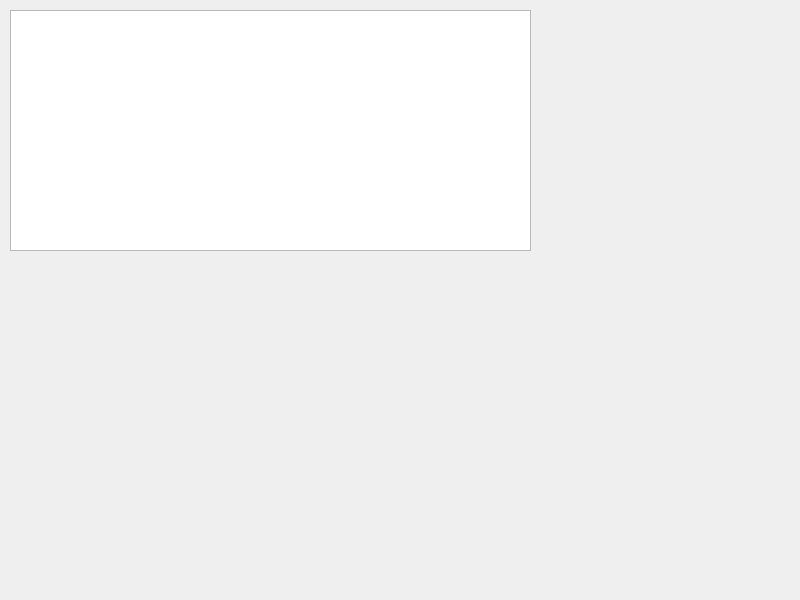
Above: dialog.ui from Grovety/SpiToWishbone before the change. Below: the same form after it.
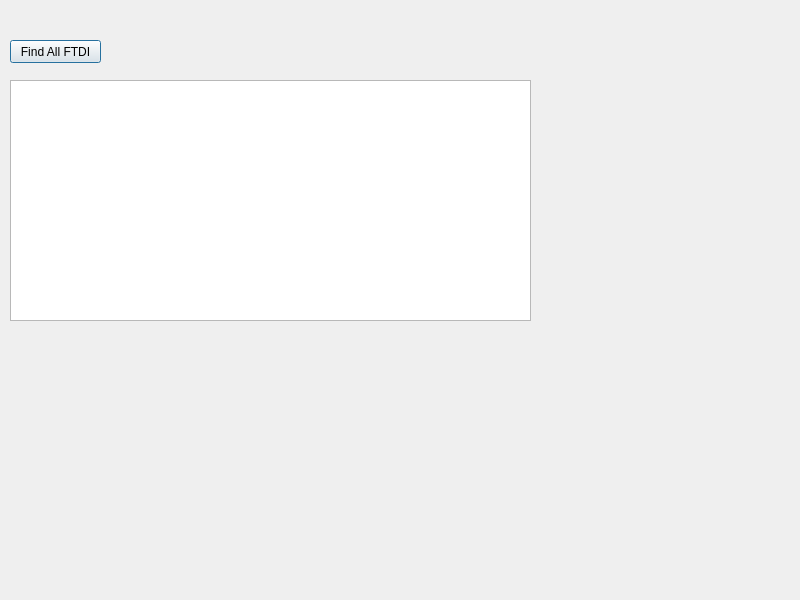
That is the form after the change.

The edit to the form file:
```diff
--- a/dialog.ui
+++ b/dialog.ui
@@ -17,12 +17,25 @@
    <property name="geometry">
     <rect>
      <x>10</x>
-     <y>10</y>
+     <y>80</y>
      <width>521</width>
      <height>241</height>
     </rect>
    </property>
   </widget>
+  <widget class="QPushButton" name="m_findAll">
+   <property name="geometry">
+    <rect>
+     <x>10</x>
+     <y>40</y>
+     <width>91</width>
+     <height>23</height>
+    </rect>
+   </property>
+   <property name="text">
+    <string>Find All FTDI</string>
+   </property>
+  </widget>
  </widget>
  <resources/>
  <connections/>
```
